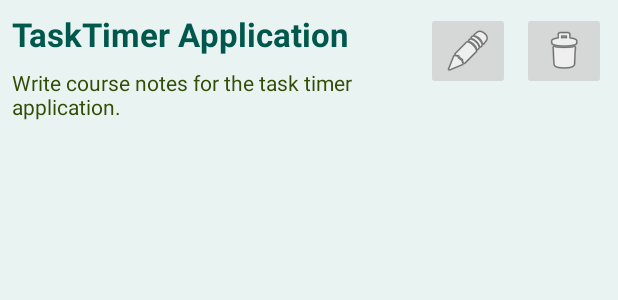
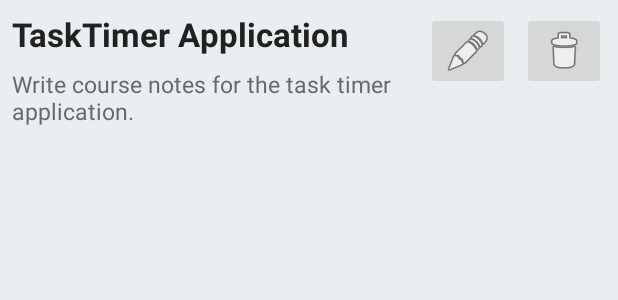
Before and after one commit to abysstone/Task-Timer, an Android app: the layout task_list_items.xml on its own in the app's theme, with its tools: preview values and no code run, on a phone screen of 412 x 824 dp. Shown: the top 300 px of the screen. Run offline under Robolectric (Android 15) with nearby library versions, the phone set to English and light mode, and no system bars.

Commit message:
material grey

```diff
--- a/app/src/main/res/layout/task_list_items.xml
+++ b/app/src/main/res/layout/task_list_items.xml
@@ -15,7 +15,7 @@
         android:layout_marginEnd="8dp"
         android:layout_marginRight="8dp"
         android:text="TaskTimer Application"
-        android:textColor="@color/colorPrimaryDark"
+        android:textColor="@color/colorPrimaryText"
         android:textSize="22sp"
         android:textStyle="bold"
         app:layout_constraintEnd_toStartOf="@+id/tli_edit"
@@ -32,7 +32,8 @@
         android:layout_marginEnd="8dp"
         android:layout_marginRight="8dp"
         android:text="Write course notes for the task timer application."
-        android:textColor="#314D04"
+        android:textColor="#696969"
+        android:textSize="15sp"
         app:layout_constraintEnd_toStartOf="@+id/tli_edit"
         app:layout_constraintStart_toStartOf="parent"
         app:layout_constraintTop_toBottomOf="@+id/tli_name" />
--- a/app/src/main/res/values/colors.xml
+++ b/app/src/main/res/values/colors.xml
@@ -1,15 +1,23 @@
 <?xml version="1.0" encoding="utf-8"?>
 <resources>
-    <color name="colorPrimary">#008577</color>
-    <color name="colorPrimaryDark">#00574B</color>
-    <color name="colorAccent">#FFCC0000</color>
-
-    <color name="primary_light">#FFE9F3F2</color>
-<!--    <color name="icons">#00574B</color>-->
-
+<color name="colorPrimary">#607D8B</color>
+<color name="colorPrimaryDark">#455A64</color>
+<color name="colorPrimaryLight">#e9eef0</color>
+<color name="colorAccent">#FF9800</color>
+<color name="colorPrimaryText">#212121</color>
+<color name="colorSecondaryText">#757575</color>
+<color name="icons">#FFFFFF</color>
+<color name="divider">#BDBDBD</color>
 </resources>
 
 
+    <!--<?xml version="1.0" encoding="utf-8"?>-->
+    <!--<resources>-->
+    <!--    <color name="colorPrimary">#008577</color>-->
+    <!--    <color name="colorPrimaryDark">#00574B</color>-->
+    <!--    <color name="colorAccent">#FFCC0000</color>-->
 
-<!--<color name="primary_light">#FBF1EAA1</color>-->
-<!--    008577-->
+    <!--    <color name="primary_light">#FFE9F3F2</color>-->
+    <!--&lt;!&ndash;    <color name="icons">#00574B</color>&ndash;&gt;-->
+
+    <!--</resources>-->
--- a/app/src/main/res/values/styles.xml
+++ b/app/src/main/res/values/styles.xml
@@ -7,7 +7,7 @@
         <item name="colorPrimaryDark">@color/colorPrimaryDark</item>
         <item name="colorAccent">@color/colorAccent</item>
 
-        <item name="android:windowBackground">@color/primary_light</item>
+        <item name="android:windowBackground">@color/colorPrimaryLight</item>
         <item name="android:navigationBarColor">@color/colorPrimaryDark</item>
 <!--        <item name="android:icon">@color/icons</item>-->
 <!--        <item name="android:statusBarColor">@color/colorPrimary</item>-->
```
